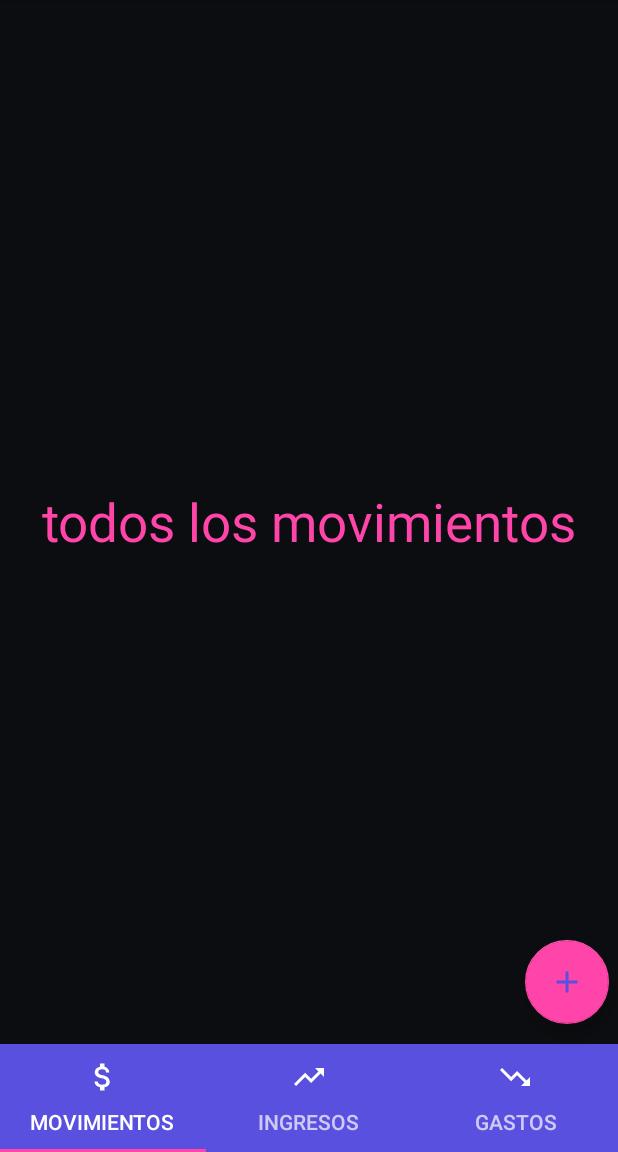
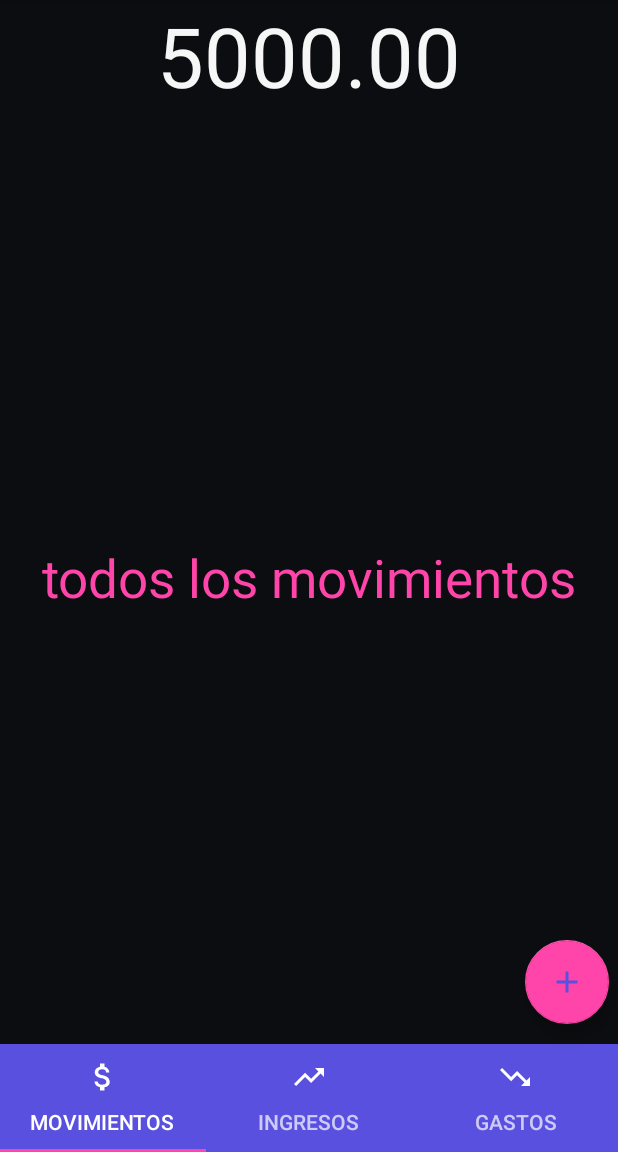
Before and after one commit to norvilArce/proyectoAndroid, an Android app: the screen it shows after launch (TabsActivity), on a phone screen of 412 x 824 dp, the part 84-1236 px from its top. Run offline under Robolectric (Android 15) with nearby library versions, the phone set to English and light mode, and no system bars.

```diff
--- a/app/src/main/res/layout/activity_tabs.xml
+++ b/app/src/main/res/layout/activity_tabs.xml
@@ -1,9 +1,9 @@
 <?xml version="1.0" encoding="utf-8"?>
 <FrameLayout xmlns:android="http://schemas.android.com/apk/res/android"
+    xmlns:app="http://schemas.android.com/apk/res-auto"
     xmlns:tools="http://schemas.android.com/tools"
     android:layout_width="match_parent"
     android:layout_height="match_parent"
-    xmlns:app="http://schemas.android.com/apk/res-auto"
     android:gravity="center"
     android:orientation="vertical"
     tools:context=".tabs.TabsActivity">
@@ -14,14 +14,35 @@
         android:layout_height="wrap_content"
         android:layout_gravity="right|bottom"
         android:layout_marginRight="6dp"
-        app:srcCompat="@drawable/ic_add"
+        android:layout_marginBottom="85dp"
         android:clickable="true"
-        android:layout_marginBottom="85dp"/>
+        app:srcCompat="@drawable/ic_add" />
 
     <LinearLayout
         android:layout_width="match_parent"
         android:layout_height="match_parent"
         android:gravity="center"
+        android:orientation="vertical">
+
+        <LinearLayout
+            android:layout_width="wrap_content"
+            android:layout_height="wrap_content"
+            android:layout_gravity="center"
+            android:orientation="horizontal">
+
+            <TextView
+                android:id="@+id/tvSaldo"
+                android:layout_width="wrap_content"
+                android:layout_height="wrap_content"
+                android:text="5000.00"
+                android:textSize="55sp"/>
+
+
+        </LinearLayout>
+
+        <LinearLayout
+            android:layout_width="match_parent"
+            android:layout_height="match_parent"
             android:orientation="vertical">
 
             <androidx.viewpager.widget.ViewPager
@@ -61,5 +82,5 @@
 
 
         </LinearLayout>
-
+    </LinearLayout>
 </FrameLayout>
--- a/app/src/main/res/values/colors.xml
+++ b/app/src/main/res/values/colors.xml
@@ -12,4 +12,7 @@
     <color name="colorHint">#2A2C36</color>
     <color name="colorText2">#FFBA49</color>
 
+    <color name="ingreso">#174188</color>
+    <color name="gasto">#D83030</color>
+
 </resources>
```
Also changed, not shown: app/src/main/res/layout/list_items.xml (added, +40 -0 lines). Lines whose indentation alone changed are shown as unchanged.
